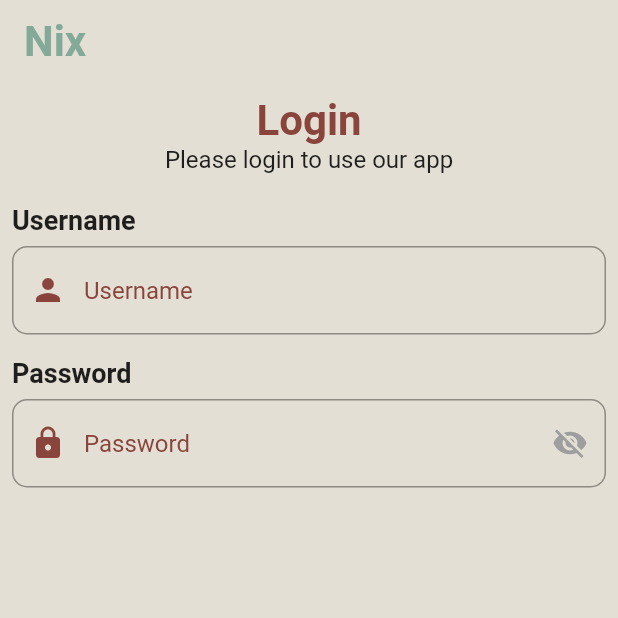
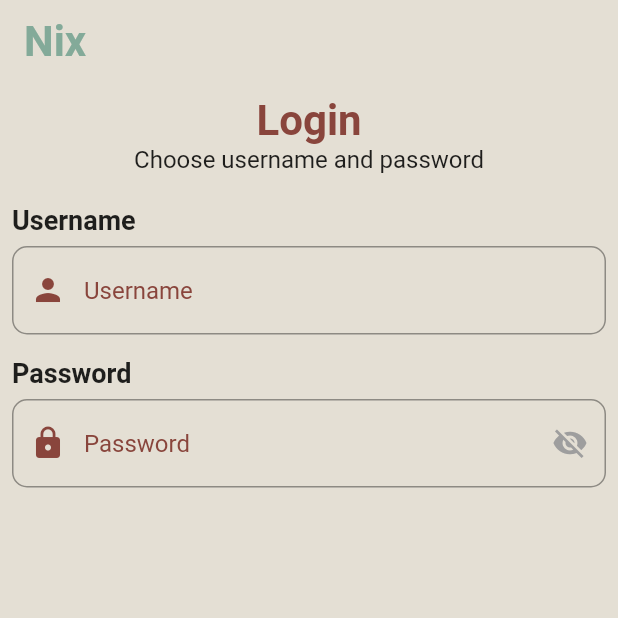
Before and after one commit to DavideDC99/nix, a Flutter app: the LoginUser screen opened directly, on a phone screen of 412 x 824 dp, the top half of it. Run offline on Flutter 3.47's test engine with Material 2 defaults, Android fonts, the phone set to English and light mode, and no system bars; our stand-ins replace animated_notch_bottom_bar, awesome_snackbar_content, dio, fl_chart, flutter_login, flutter_toggle_tab and 6 more; missing offline and left inert: country_calling_code_picker, flutter_polygon, fluttermoji, gauge_indicator, progressive_time_picker; accounts and stored records are empty; network calls fail.

Commit message:
Update login_user.dart

```diff
--- a/lib/pages/login/login_user.dart
+++ b/lib/pages/login/login_user.dart
@@ -55,16 +55,15 @@ class _LoginUserState extends State<LoginUser> {
         child: Form(
           key: _formKey,
           child: Column(
-            children: <Widget>[
+            children: [
               const Text('Login',
                   style: TextStyle(
                       color: Color(0xFF89453C),
                       fontSize: 28,
                       fontWeight: FontWeight.bold)),
-              const Text('Please login to use our app',
-                  style: TextStyle(
-                    fontSize: 16,
-                  )),
+              prefs.usernameUser == null || prefs.passwordUser == null ?
+              Text('Choose username and password', style: TextStyle(fontSize: 16)) :
+              Text('Please login to use our app', style: TextStyle(fontSize: 16,)),
               const SizedBox(
                 height: 20,
               ),
```
